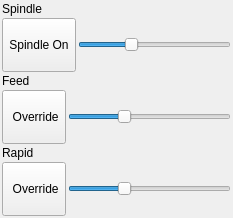
First picture: the form in View/OverrideForm.ui, repository octronic-uk/Candle, before the edit.
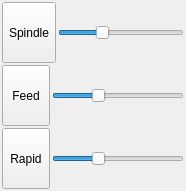
Second picture: the form after the edit. Icons and pictures are not drawn.

What changed in the file:
```diff
--- a/View/OverrideForm.ui
+++ b/View/OverrideForm.ui
@@ -6,8 +6,8 @@
    <rect>
     <x>0</x>
     <y>0</y>
-    <width>233</width>
-    <height>218</height>
+    <width>186</width>
+    <height>191</height>
    </rect>
   </property>
   <property name="windowTitle">
@@ -55,13 +55,6 @@
         <property name="spacing">
          <number>2</number>
         </property>
-        <item>
-         <widget class="QLabel" name="label">
-          <property name="text">
-           <string>Spindle</string>
-          </property>
-         </widget>
-        </item>
         <item>
          <layout class="QHBoxLayout" name="horizontalLayout">
           <item>
@@ -91,7 +84,7 @@
              <string>Spindle on/off</string>
             </property>
             <property name="text">
-             <string>Spindle On</string>
+             <string>Spindle</string>
             </property>
             <property name="icon">
              <iconset resource="../Resources/Images.qrc">
@@ -107,7 +100,7 @@
              <bool>true</bool>
             </property>
             <property name="toolButtonStyle">
-             <enum>Qt::ToolButtonIconOnly</enum>
+             <enum>Qt::ToolButtonTextUnderIcon</enum>
             </property>
             <property name="autoRaise">
              <bool>false</bool>
@@ -172,13 +165,6 @@
         <property name="spacing">
          <number>2</number>
         </property>
-        <item>
-         <widget class="QLabel" name="label_3">
-          <property name="text">
-           <string>Feed</string>
-          </property>
-         </widget>
-        </item>
         <item>
          <layout class="QHBoxLayout" name="horizontalLayout_2">
           <item>
@@ -196,7 +182,7 @@
              </size>
             </property>
             <property name="text">
-             <string> Override</string>
+             <string>Feed</string>
             </property>
             <property name="icon">
              <iconset resource="../Resources/Images.qrc">
@@ -211,6 +197,9 @@
             <property name="checkable">
              <bool>true</bool>
             </property>
+            <property name="toolButtonStyle">
+             <enum>Qt::ToolButtonTextUnderIcon</enum>
+            </property>
            </widget>
           </item>
           <item>
@@ -256,13 +245,6 @@
         <property name="spacing">
          <number>2</number>
         </property>
-        <item>
-         <widget class="QLabel" name="label_2">
-          <property name="text">
-           <string>Rapid</string>
-          </property>
-         </widget>
-        </item>
         <item>
          <layout class="QHBoxLayout" name="horizontalLayout_3">
           <item>
@@ -280,7 +262,7 @@
              </size>
             </property>
             <property name="text">
-             <string> Override</string>
+             <string>Rapid</string>
             </property>
             <property name="icon">
              <iconset resource="../Resources/Images.qrc">
@@ -295,6 +277,9 @@
             <property name="checkable">
              <bool>true</bool>
             </property>
+            <property name="toolButtonStyle">
+             <enum>Qt::ToolButtonTextUnderIcon</enum>
+            </property>
            </widget>
           </item>
           <item>
```
